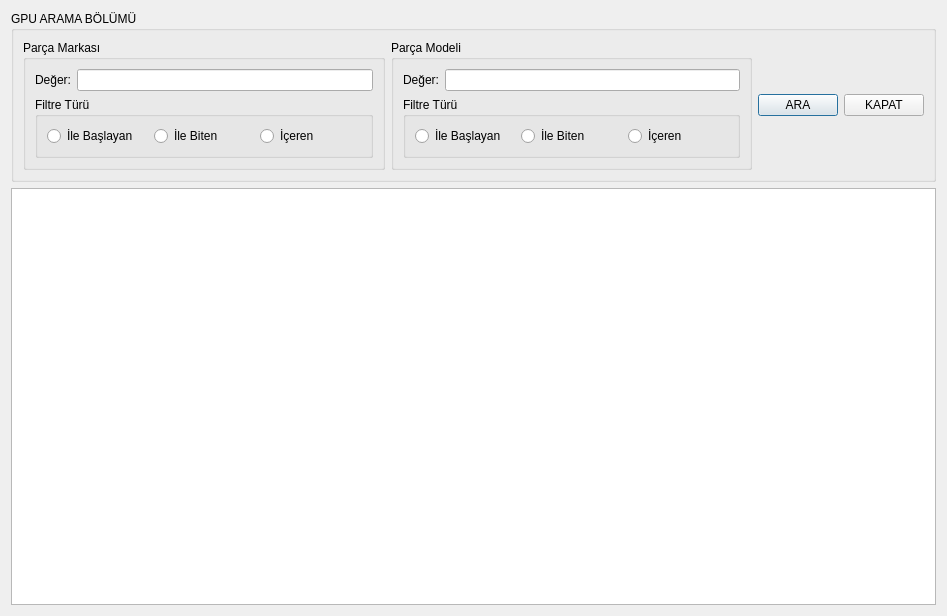
First picture: the form in UI/ListeFormlari/tmogpulisteformu.ui, repository onur35iii/TeknolojiMarketiOtomasyonu, before the edit.
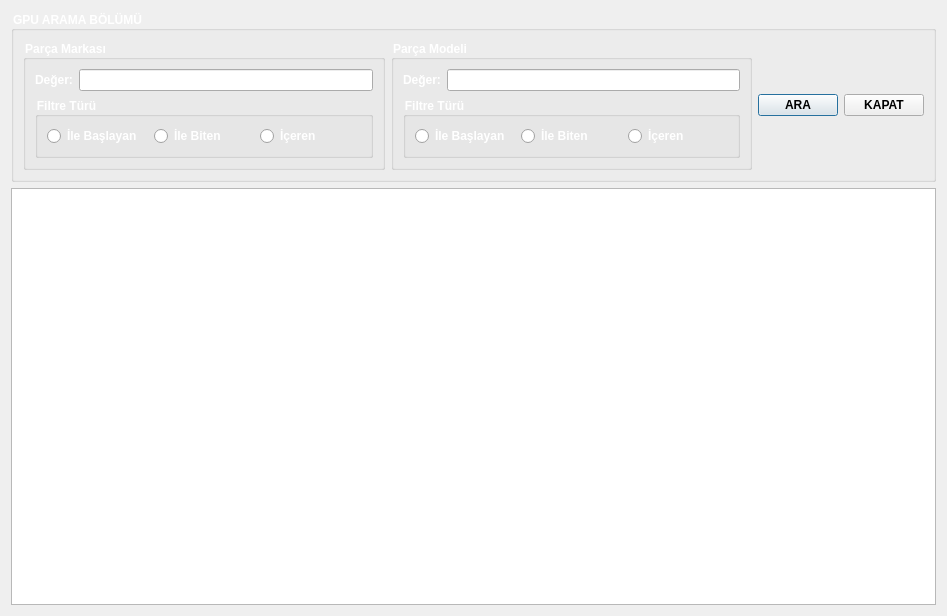
Second picture: the form after the edit. Icons and pictures are not drawn.

Patch:
```diff
--- a/UI/ListeFormlari/tmogpulisteformu.ui
+++ b/UI/ListeFormlari/tmogpulisteformu.ui
@@ -13,6 +13,27 @@
   <property name="windowTitle">
    <string>Dialog</string>
   </property>
+  <property name="styleSheet">
+   <string notr="true">
+TMOGPUListeFormu{
+	background-image: url(:/resimler/gpu.jpg);
+
+}
+
+QLabel {
+   font:Bold; 
+   color: #ffffff;
+}
+QGroupBox {
+    font:Bold;
+color: #ffffff;
+}
+QPushButton{font:Bold;}
+QRadioButton{
+    font:Bold;
+color: #ffffff;
+}</string>
+  </property>
   <layout class="QGridLayout" name="gridLayout_6">
    <item row="0" column="0">
     <widget class="QGroupBox" name="GPAramaBolumu">
```
Left out of the diff: 182 changed lines with no effect on the pictures.
